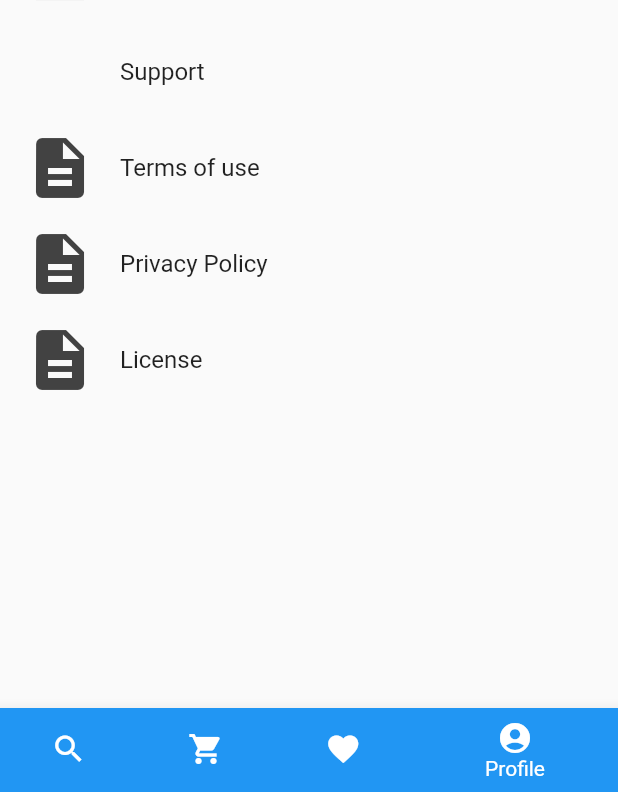
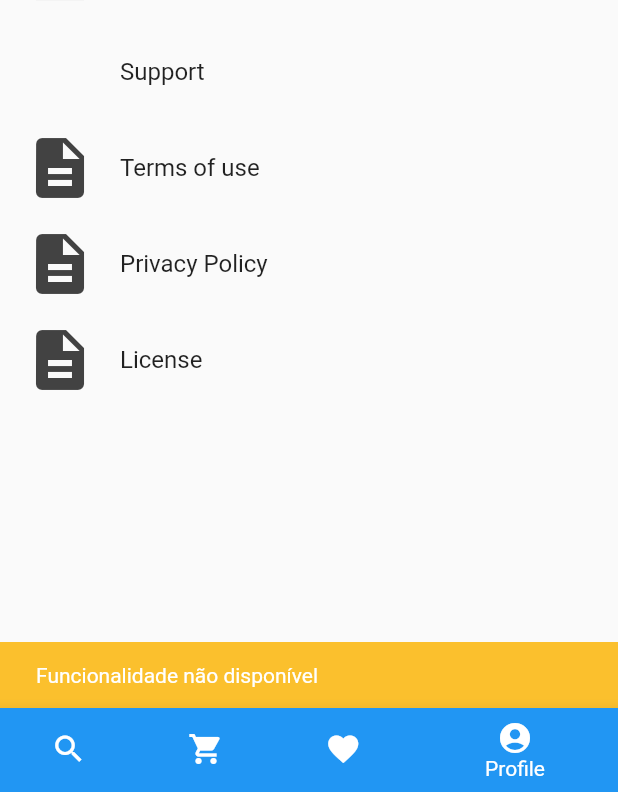
Before and after one commit to andreferrazz/flutter-ecommerce-app, a Flutter app: the Home screen opened directly, item 4 of the bottom bar chosen, after a tap on "My info", on a phone screen of 412 x 824 dp, the part 444-1236 px from its top. Run offline on Flutter 3.47's test engine with Material 2 defaults, Android fonts, the phone set to English and light mode, and no system bars; our stand-ins replace cloud_firestore, cloud_functions, firebase_auth, firebase_core, rxdart; missing offline and left inert: stripe_payment; accounts and stored records are empty; network calls fail.

Commit message:
added a lot of features

```diff
--- a/lib/components/profile_tile.dart
+++ b/lib/components/profile_tile.dart
@@ -3,8 +3,9 @@ import 'package:flutter/material.dart';
 class ProfileTile extends StatelessWidget {
   final String text;
   final IconData icon;
+  final Function onTap;
 
-  ProfileTile({@required this.text, @required this.icon});
+  ProfileTile({@required this.text, @required this.icon, @required this.onTap});
 
   @override
   Widget build(BuildContext context) {
@@ -12,7 +13,7 @@ class ProfileTile extends StatelessWidget {
       contentPadding: EdgeInsets.symmetric(vertical: 4.0, horizontal: 16.0),
       leading: Icon(icon, size: 48.0, color: Colors.grey[800]),
       title: Text(text),
-      onTap: () {},
+      onTap: onTap,
     );
   }
 }
--- a/lib/screens/home/profile_tab.dart
+++ b/lib/screens/home/profile_tab.dart
@@ -10,17 +10,49 @@ class ProfileTab extends StatelessWidget {
           contentPadding: EdgeInsets.only(top: 4.0, bottom: 4.0, left: 80.0),
           title: Text('Profile'),
         ),
-        ProfileTile(text: 'My info', icon: Icons.account_circle),
-        ProfileTile(text: 'Privacy and Security', icon: Icons.security),
-        ProfileTile(text: 'Logout', icon: Icons.person),
+        ProfileTile(
+          text: 'My info',
+          icon: Icons.account_circle,
+          onTap: () => featureNotImplemented(context),
+        ),
+        ProfileTile(
+          text: 'Privacy and Security',
+          icon: Icons.security,
+          onTap: () => featureNotImplemented(context),
+        ),
+        ProfileTile(
+          text: 'Logout',
+          icon: Icons.person,
+          onTap: () => featureNotImplemented(context),
+        ),
         ListTile(
           contentPadding: EdgeInsets.only(top: 4.0, bottom: 4.0, left: 80.0),
           title: Text('Support'),
         ),
-        ProfileTile(text: 'Terms of use', icon: Icons.description),
-        ProfileTile(text: 'Privacy Policy', icon: Icons.description),
-        ProfileTile(text: 'License', icon: Icons.description),
+        ProfileTile(
+          text: 'Terms of use',
+          icon: Icons.description,
+          onTap: () => featureNotImplemented(context),
+        ),
+        ProfileTile(
+          text: 'Privacy Policy',
+          icon: Icons.description,
+          onTap: () => featureNotImplemented(context),
+        ),
+        ProfileTile(
+          text: 'License',
+          icon: Icons.description,
+          onTap: () => featureNotImplemented(context),
+        ),
       ],
     );
   }
+
+  void featureNotImplemented(BuildContext context) {
+    Scaffold.of(context).showSnackBar(SnackBar(
+      backgroundColor: Colors.yellow[700],
+      content: Text('Funcionalidade não disponível'),
+      duration: Duration(seconds: 3),
+    ));
+  }
 }
--- a/lib/screens/wrapper.dart
+++ b/lib/screens/wrapper.dart
@@ -1,7 +1,6 @@
 import 'package:e_commerce/models/custom_user.dart';
 import 'package:e_commerce/screens/authenticate/authenticate_root.dart';
 import 'package:e_commerce/screens/home/home.dart';
-import 'package:e_commerce/screens/payment/payment.dart';
 import 'package:flutter/material.dart';
 import 'package:provider/provider.dart';
 
@@ -13,6 +12,6 @@ class Wrapper extends StatelessWidget {
 
     if(user == null) return AuthenticateRoot();
 
-    return PaymentScreen();
+    return Home();
   }
 }
```
Also changed, not shown: lib/components/cart_total.dart (+8 -1 lines), lib/components/favorite_tile.dart (+6 -5 lines), lib/components/product_card.dart (+13 -7 lines), lib/screens/details/product_details.dart (+63 -26 lines), lib/screens/home/cart_tab.dart (+31 -23 lines), lib/screens/home/favorite_tab.dart (+14 -27 lines), lib/screens/home/home_tab.dart (+14 -8 lines), lib/screens/payment/payment.dart (+29 -11 lines), lib/services/cart.dart (+18 -0 lines), lib/services/payment.dart (+5 -4 lines).
